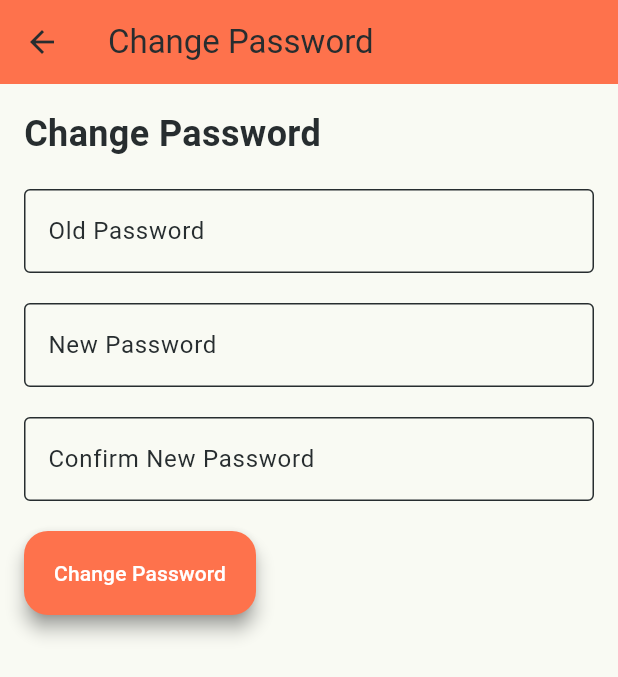
After one commit to zeynep59/real_estate, a Flutter app: the Profile screen opened directly, after a tap on "Change Password", on a phone screen of 412 x 824 dp. The commit adds this screen. Shown: the top 677 px of the screen. Run offline on Flutter 3.47's test engine with Material 3 defaults, Android fonts, the phone set to English and light mode, and no system bars; our stand-ins replace cloud_firestore, firebase_auth, firebase_core, geocoding, google_maps_flutter, google_nav_bar and 3 more; accounts and stored records are empty; network calls fail.

Commit message:
change password eklendi

```diff
--- /dev/null
+++ b/lib/screens/change_password.dart
@@ -0,0 +1,151 @@
+import 'package:flutter/material.dart';
+import 'package:firebase_auth/firebase_auth.dart';
+
+class ChangePassword extends StatelessWidget {
+  const ChangePassword({super.key});
+
+  @override
+  Widget build(BuildContext context) {
+    final oldPasswordController = TextEditingController();
+    final newPasswordController = TextEditingController();
+    final confirmPasswordController = TextEditingController();
+
+    void _changePassword() async {
+      String oldPassword = oldPasswordController.text;
+      String newPassword = newPasswordController.text;
+      String confirmPassword = confirmPasswordController.text;
+
+      if (newPassword != confirmPassword) {
+        // Show error message if new passwords do not match
+        showDialog(
+          context: context,
+          builder: (BuildContext context) {
+            return AlertDialog(
+              title: const Text('Error'),
+              content: const Text('New passwords do not match.'),
+              actions: <Widget>[
+                TextButton(
+                  child: const Text('OK'),
+                  onPressed: () {
+                    Navigator.pop(context);
+                  },
+                ),
+              ],
+            );
+          },
+        );
+        return;
+      }
+
+      try {
+        User? user = FirebaseAuth.instance.currentUser;
+        if (user != null) {
+          String email = user.email ?? '';
+
+          // Re-authenticate user
+          AuthCredential credential = EmailAuthProvider.credential(email: email, password: oldPassword);
+          await user.reauthenticateWithCredential(credential);
+
+          // Update password
+          await user.updatePassword(newPassword);
+
+          // Log out the user
+          await FirebaseAuth.instance.signOut();
+
+          // Show success message and navigate to welcome screen
+          showDialog(
+            context: context,
+            builder: (BuildContext context) {
+              return AlertDialog(
+                title: const Text('Success'),
+                content: const Text('Password has been changed successfully.'),
+                actions: <Widget>[
+                  TextButton(
+                    child: const Text('OK'),
+                    onPressed: () {
+                      Navigator.pop(context); // Close the dialog
+                      Navigator.pushReplacementNamed(context, '/welcome'); // Navigate to welcome screen
+                    },
+                  ),
+                ],
+              );
+            },
+          );
+        }
+      } catch (e) {
+        // Show error message
+        showDialog(
+          context: context,
+          builder: (BuildContext context) {
+            return AlertDialog(
+              title: const Text('Error'),
+              content: Text('An error occurred: $e'),
+              actions: <Widget>[
+                TextButton(
+                  child: const Text('OK'),
+                  onPressed: () {
+                    Navigator.pop(context);
+                  },
+                ),
+              ],
+            );
+          },
+        );
+      }
+    }
+
+    return Scaffold(
+      appBar: AppBar(
+        title: const Text('Change Password'),
+        backgroundColor: Theme.of(context).primaryColor,
+      ),
+      body: Padding(
+        padding: const EdgeInsets.all(16.0),
+        child: Column(
+          crossAxisAlignment: CrossAxisAlignment.start,
+          children: [
+            const Text(
+              'Change Password',
+              style: TextStyle(
+                fontSize: 24.0,
+                fontWeight: FontWeight.bold,
+              ),
+            ),
+            const SizedBox(height: 20),
+            TextField(
+              controller: oldPasswordController,
+              decoration: const InputDecoration(
+                labelText: 'Old Password',
+                border: OutlineInputBorder(),
+              ),
+              obscureText: true,
+            ),
+            const SizedBox(height: 20),
+            TextField(
+              controller: newPasswordController,
+              decoration: const InputDecoration(
+                labelText: 'New Password',
+                border: OutlineInputBorder(),
+              ),
+              obscureText: true,
+            ),
+            const SizedBox(height: 20),
+            TextField(
+              controller: confirmPasswordController,
+              decoration: const InputDecoration(
+                labelText: 'Confirm New Password',
+                border: OutlineInputBorder(),
+              ),
+              obscureText: true,
+            ),
+            const SizedBox(height: 20),
+            ElevatedButton(
+              onPressed: _changePassword,
+              child: const Text('Change Password'),
+            ),
+          ],
+        ),
+      ),
+    );
+  }
+}
--- a/lib/screens/profile.dart
+++ b/lib/screens/profile.dart
@@ -2,6 +2,7 @@ import 'package:flutter/material.dart';
 import 'package:firebase_auth/firebase_auth.dart';
 import 'package:real_estate/firebase_auth/firebase_auth_services.dart';
 import 'edit_profile.dart';
+import 'change_password.dart';
 
 class Profile extends StatefulWidget {
   const Profile({super.key});
@@ -71,6 +72,16 @@ class _ProfileState extends State<Profile> {
               },
               child: const Text('Edit Profile Information'),
             ),
+            const SizedBox(height: 10),
+            ElevatedButton(
+              onPressed: () {
+                Navigator.push(
+                  context,
+                  MaterialPageRoute(builder: (context) => const ChangePassword()),
+                );
+              },
+              child: const Text('Change Password'),
+            ),
           ],
         ),
       ),
```
Also changed, not shown: lib/firebase_auth/firebase_auth_services.dart (+18 -0 lines).
